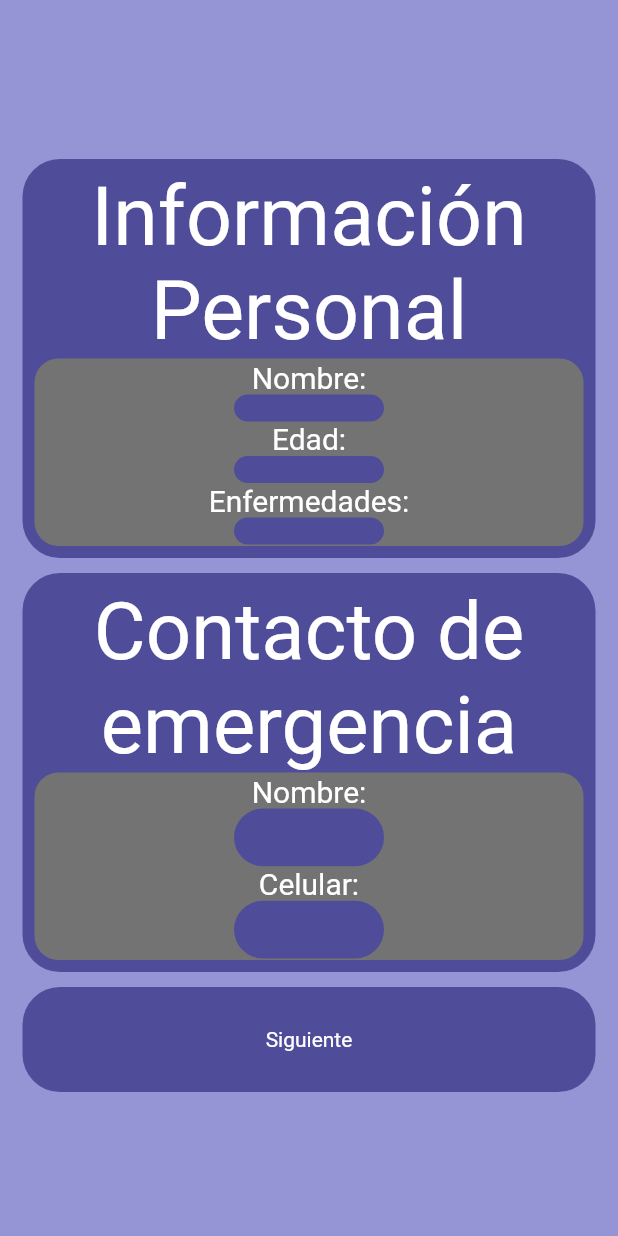
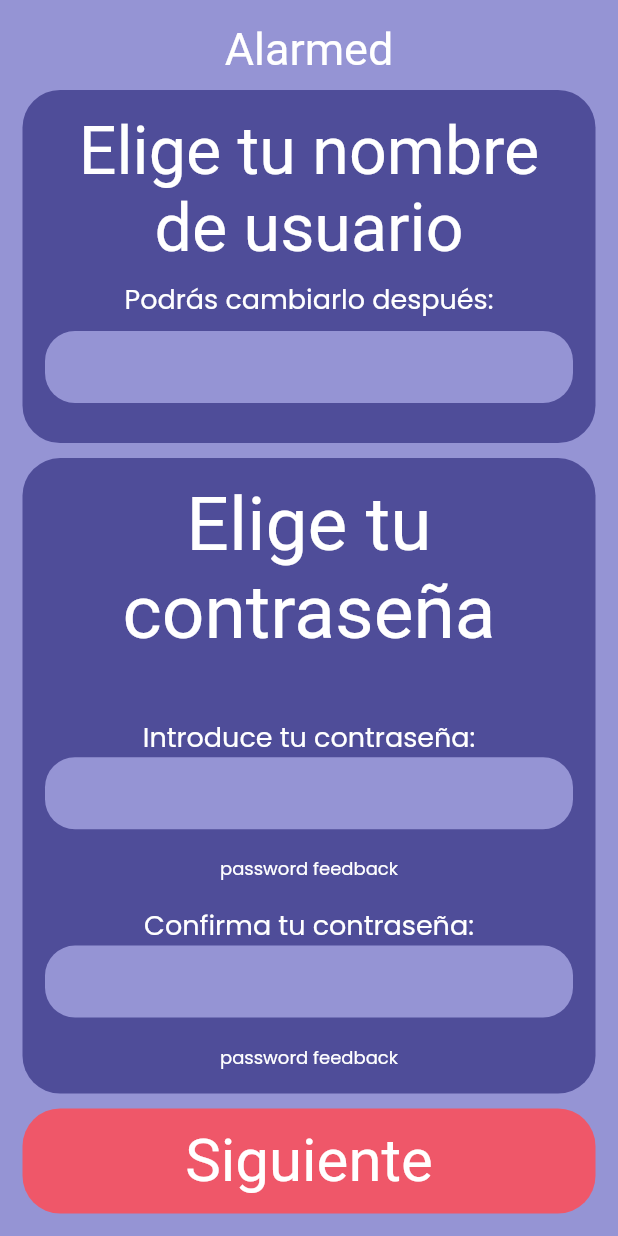
Before and after one commit to Alefig12/alarmed, a Flutter app: the screen it shows after launch, on a phone screen of 412 x 824 dp. Run offline on Flutter 3.47's test engine with Material 2 defaults, Android fonts, the phone set to English and light mode, and no system bars; our stand-ins replace firebase_auth, firebase_core, flutter_local_notifications, font_awesome_flutter, get, numberpicker and 2 more; missing offline and left inert: flutter_shake_animated; accounts and stored records are empty; Roboto replaces fonts that are missing (LincolnRoad); project files that could hold a hidden picture were left out.

Commit message:
user password page added

```diff
--- a/lib/ui/app.dart
+++ b/lib/ui/app.dart
@@ -9,6 +9,7 @@ import 'package:alarmed/ui/assets/constant.dart';
 import 'package:alarmed/ui/pages/navigation_page.dart';
 import 'package:flutter/material.dart';
 import 'pages/Registration_page.dart';
+import 'pages/User_Password_page.dart';
 import 'pages/login_page.dart';
 import 'package:get/get.dart';
 
@@ -25,7 +26,7 @@ class MyApp extends StatelessWidget {
           primarySwatch: Colors.blue,
           fontFamily: 'LincolnRoad',
           scaffoldBackgroundColor: Constant.secondCont3),
-      home: RegistrationPage(),
+      home: UserPasswordPage(),
     );
   }
 }
--- /dev/null
+++ b/lib/ui/pages/User_Password_Page.dart
@@ -0,0 +1,181 @@
+// ignore_for_file: sort_child_properties_last, prefer_const_literals_to_create_immutables, prefer_const_constructors
+
+import 'package:alarmed/ui/controllers/authentication_controller.dart';
+import 'package:alarmed/ui/pages/login_page.dart';
+import 'package:alarmed/ui/widgets/roundedbox_widget.dart';
+import 'package:flutter/src/foundation/key.dart';
+import 'package:flutter/src/widgets/framework.dart';
+import 'package:alarmed/ui/assets/constant.dart';
+import 'package:flutter/material.dart';
+import 'package:font_awesome_flutter/font_awesome_flutter.dart';
+import 'package:get/get.dart';
+
+class UserPasswordPage extends StatefulWidget {
+  const UserPasswordPage({Key? key}) : super(key: key);
+
+  @override
+  State<UserPasswordPage> createState() => _UserPasswordPageState();
+}
+
+class _UserPasswordPageState extends State<UserPasswordPage> {
+  String? errorMesage = '';
+
+  final AuthenticationController authenticationController = Get.find();
+
+  final TextEditingController _emailController = TextEditingController();
+  final TextEditingController _passwordController = TextEditingController();
+
+  void signUp() async {
+    await authenticationController.signup(
+        _emailController.text, _passwordController.text);
+  }
+
+  @override
+  Widget build(BuildContext context) {
+    return Scaffold(
+      resizeToAvoidBottomInset: false,
+      key: Key('RegistrationScaffold'),
+      body: SafeArea(
+        child: Center(
+          child: Container(
+            padding: EdgeInsets.all(15),
+            child:
+                Column(mainAxisAlignment: MainAxisAlignment.center, children: [
+              Text(
+                'Alarmed',
+                style: TextStyle(fontSize: 30, color: Constant.title),
+              ),
+              SizedBox(height: 10),
+              Expanded(
+                flex: 5,
+                child: MainRoundedBox(
+                    padding: 15,
+                    width: double.infinity,
+                    height: 250,
+                    color: Constant.mainCont,
+                    child: Column(
+                      children: [
+                        Expanded(
+                          child: FittedBox(
+                            child: Text('Elige tu nombre \nde usuario',
+                                textAlign: TextAlign.center,
+                                style: TextStyle(
+                                    fontSize: 25, color: Constant.title)),
+                          ),
+                        ),
+                        Expanded(
+                          child: Column(children: [
+                            Padding(
+                              padding: const EdgeInsets.all(8.0),
+                              child: Text('Podrás cambiarlo después:',
+                                  style: TextStyle(
+                                      color: Constant.title,
+                                      fontSize: 18,
+                                      fontFamily: 'Poppins',
+                                      fontWeight: FontWeight.w100)),
+                            ),
+                            Expanded(
+                              child: RoundTextInput(
+                                color: Constant.secondCont3,
+                                width: double.infinity,
+                              ),
+                            ),
+                          ]),
+                        )
+                      ],
+                    )),
+              ),
+              SizedBox(height: 10),
+              Expanded(
+                flex: 9,
+                child: MainRoundedBox(
+                    padding: 15,
+                    width: double.infinity,
+                    height: 250,
+                    color: Constant.mainCont,
+                    child: Column(
+                      mainAxisAlignment: MainAxisAlignment.center,
+                      children: [
+                        Expanded(
+                          flex: 2,
+                          child: Text('Elige tu \ncontraseña',
+                              textAlign: TextAlign.center,
+                              style: TextStyle(
+                                  fontSize: 50, color: Constant.title)),
+                        ),
+                        Expanded(
+                          flex: 3,
+                          child: Column(children: [
+                            Text('Introduce tu contraseña:',
+                                style: TextStyle(
+                                    color: Constant.title,
+                                    fontSize: 18,
+                                    fontFamily: 'Poppins',
+                                    fontWeight: FontWeight.w100)),
+                            Expanded(
+                              child: RoundTextInput(
+                                color: Constant.secondCont3,
+                                width: double.infinity,
+                              ),
+                            ),
+                            Text('password feedback',
+                                style: TextStyle(
+                                    color: Constant.title,
+                                    fontSize: 12,
+                                    fontFamily: 'Poppins',
+                                    fontWeight: FontWeight.w100)),
+                            SizedBox(
+                              height: 15,
+                            ),
+                            Text('Confirma tu contraseña:',
+                                style: TextStyle(
+                                    color: Constant.title,
+                                    fontSize: 18,
+                                    fontFamily: 'Poppins',
+                                    fontWeight: FontWeight.w100)),
+                            Expanded(
+                              child: RoundTextInput(
+                                color: Constant.secondCont3,
+                                width: double.infinity,
+                              ),
+                            ),
+                            Text('password feedback',
+                                style: TextStyle(
+                                    color: Constant.title,
+                                    fontSize: 12,
+                                    fontFamily: 'Poppins',
+                                    fontWeight: FontWeight.w100)),
+                          ]),
+                        )
+                      ],
+                    )),
+              ),
+              SizedBox(height: 10),
+              Align(
+                alignment: Alignment.center,
+                child: RoundTextButton(
+                  child: Row(children: [
+                    Expanded(
+                      flex: 3,
+                      child: Text(
+                        'Siguiente',
+                        textAlign: TextAlign.center,
+                        style: TextStyle(
+                            color: Constant.title,
+                            fontWeight: FontWeight.w400,
+                            fontSize: 40),
+                      ),
+                    ),
+                  ]),
+                  color: Constant.mainCont2,
+                  width: 520,
+                  height: 70,
+                ),
+              )
+            ]),
+          ),
+        ),
+      ),
+    );
+  }
+}
```
